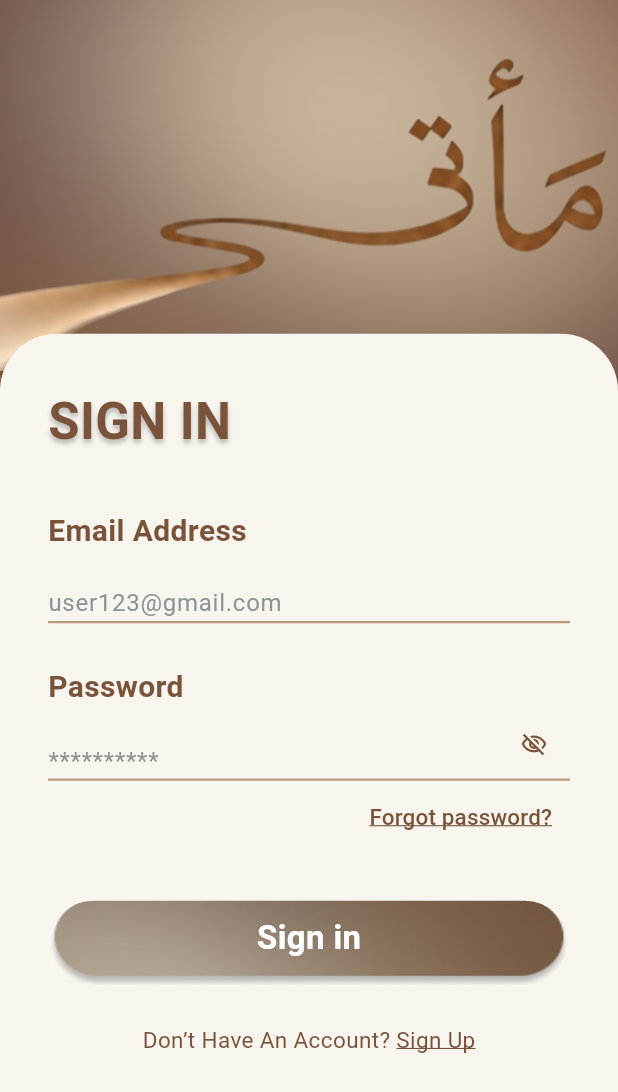
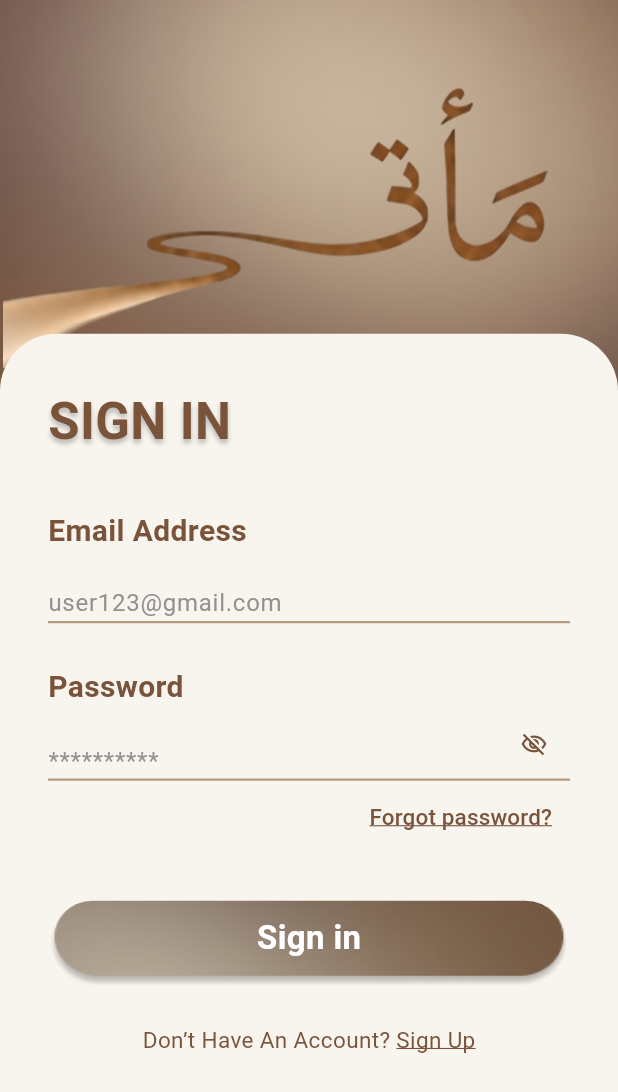
Before and after one commit to Raghad-Alkhurayyif/2026-GP1-Group8, a Flutter app: the SignInScreen screen opened directly, on a phone screen of 412 x 824 dp. Shown: the top 1092 px of the screen. Run offline on Flutter 3.47's test engine with Material 3 defaults, Android fonts, the phone set to English and light mode, and no system bars; our stand-ins replace cloud_firestore, firebase_auth, firebase_core, google_fonts; accounts and stored records are empty.

Commit message:
Resize logo

```diff
--- a/mata_app/lib/screens/sign_in_screen.dart
+++ b/mata_app/lib/screens/sign_in_screen.dart
@@ -96,10 +96,12 @@ class _SignInScreenState extends State<SignInScreen> {
             ),
           ),
           Positioned(
-            top: screenSize.height * 0.035,
-            right: 0,
+            top: screenSize.height * 0.06,
+            //right: 0,
+            right: 40,
             child: SizedBox(
-              width: screenSize.width,
+              // width: screenSize.width,
+              width: 370,
               child: Image.asset(
                 'assets/images/mata_logo.png',
                 fit: BoxFit.fitWidth,
```
